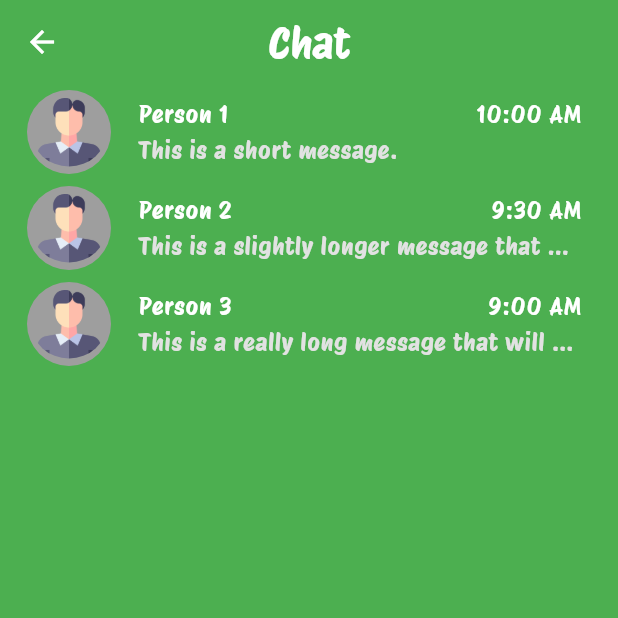
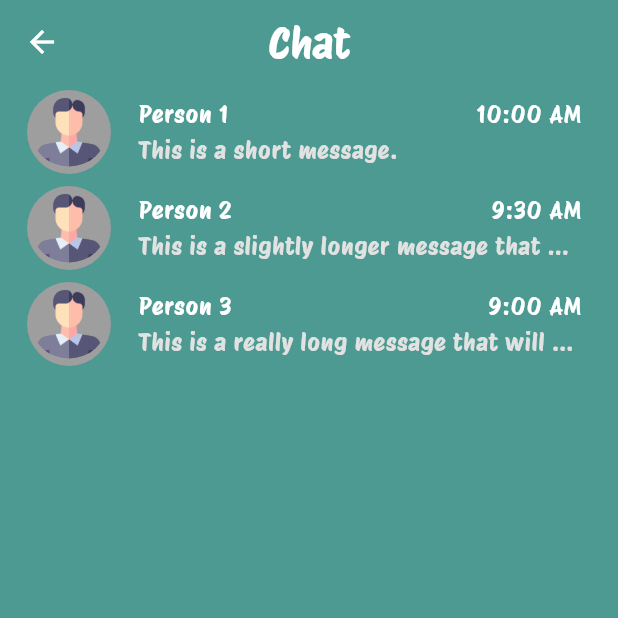
Before and after one commit to jaderaposa/mentor_shift, a Flutter app: the Messaging screen opened by its route, on a phone screen of 412 x 824 dp, the top half of it. Run offline on Flutter 3.47's test engine with Material 3 defaults, Android fonts, the phone set to English and light mode, and no system bars; our stand-ins replace cloud_firestore, firebase_auth, firebase_core, flutter_tags; accounts and stored records are empty.

```diff
--- a/lib/pages/messaging.dart
+++ b/lib/pages/messaging.dart
@@ -61,7 +61,7 @@ class _MessagingState extends State<Messaging> {
             String userRole = snapshot.data!;
             Color backgroundColor = userRole == 'mentor'
                 ?  const Color(0xFF0B6E6D)
-                : Colors.green; // Example colors
+                : const Color(0xFF4C9A91); // Example colors
 
             return Scaffold(
               backgroundColor:
```
